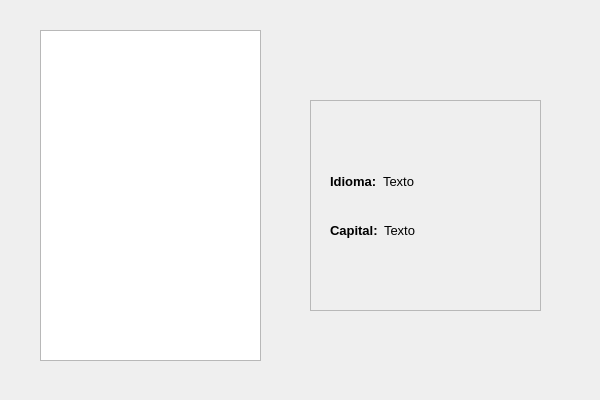
This is ejercicio03/MainWindow.ui in JoseMorocco/lab05_to as Qt 5 draws it before an edit. The edited form follows.
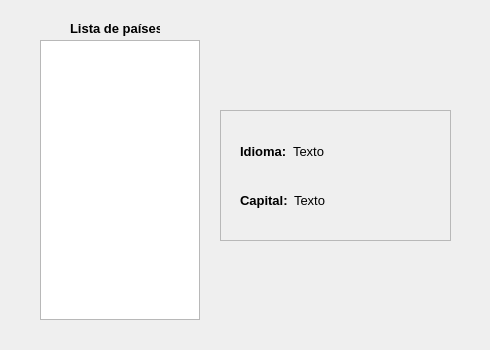
This is the edited form.

Commit message: Se agregan más países a la lista y se acomoda ui

What changed in the file:
```diff
--- a/ejercicio03/MainWindow.ui
+++ b/ejercicio03/MainWindow.ui
@@ -6,8 +6,8 @@
    <rect>
     <x>0</x>
     <y>0</y>
-    <width>600</width>
-    <height>400</height>
+    <width>490</width>
+    <height>350</height>
    </rect>
   </property>
   <property name="windowTitle">
@@ -18,19 +18,19 @@
     <property name="geometry">
      <rect>
       <x>40</x>
-      <y>30</y>
-      <width>221</width>
-      <height>331</height>
+      <y>40</y>
+      <width>160</width>
+      <height>280</height>
      </rect>
     </property>
    </widget>
    <widget class="QFrame" name="labelsFrame">
     <property name="geometry">
      <rect>
-      <x>310</x>
-      <y>100</y>
+      <x>220</x>
+      <y>110</y>
       <width>231</width>
-      <height>211</height>
+      <height>131</height>
      </rect>
     </property>
     <property name="frameShape">
@@ -39,11 +39,11 @@
     <property name="frameShadow">
      <enum>QFrame::Shadow::Raised</enum>
     </property>
-    <widget class="QWidget" name="">
+    <widget class="QWidget" name="layoutWidget">
      <property name="geometry">
       <rect>
        <x>20</x>
-       <y>60</y>
+       <y>20</y>
        <width>191</width>
        <height>91</height>
       </rect>
@@ -110,6 +110,25 @@
      </layout>
     </widget>
    </widget>
+   <widget class="QLabel" name="label">
+    <property name="geometry">
+     <rect>
+      <x>70</x>
+      <y>20</y>
+      <width>90</width>
+      <height>17</height>
+     </rect>
+    </property>
+    <property name="font">
+     <font>
+      <pointsize>10</pointsize>
+      <bold>true</bold>
+     </font>
+    </property>
+    <property name="text">
+     <string>Lista de países</string>
+    </property>
+   </widget>
   </widget>
  </widget>
  <resources/>
```
The commit also changes 1 other file.
